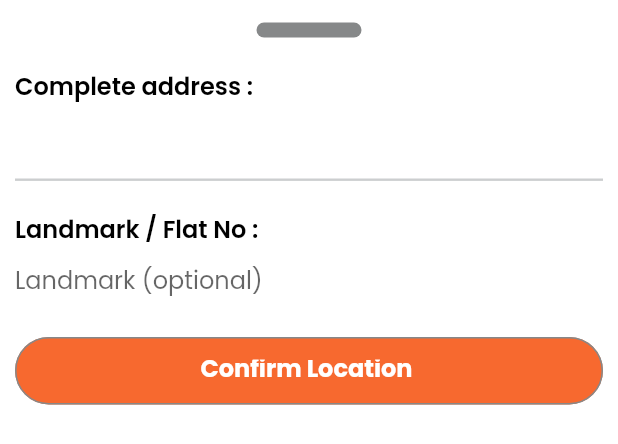
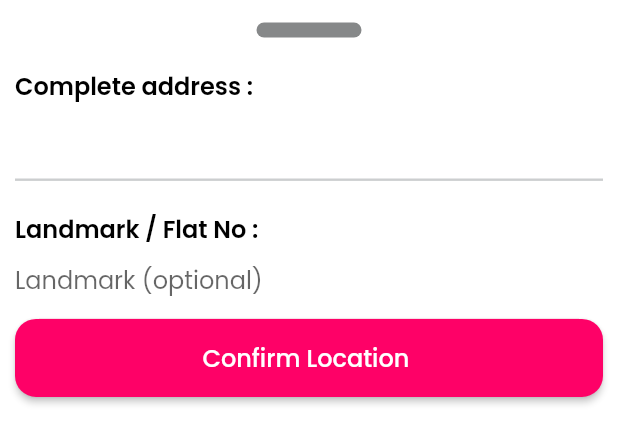
Before and after one commit to rajchristhu/arv, a Flutter app: the AddressSelect widget shown alone on an empty page, opened directly with empty values, on a phone screen of 412 x 824 dp. Shown: the top 444 px of the screen. Run offline on Flutter 3.47's test engine with Material 2 defaults, Android fonts, the phone set to English and light mode, and no system bars; our stand-ins replace animate_do, animated_text_kit, carousel_slider, firebase_auth, firebase_core, flutter_otp_text_field and 11 more; missing offline and left inert: flutter_statusbarcolor_ns, google_api_headers, google_maps_flutter_android, google_maps_flutter_platform_interface, google_maps_webservice; accounts and stored records are empty; project files that could hold a hidden picture were left out.

Commit message:
map screen

```diff
--- a/lib/google_maps_place_picker/address_from_map.dart
+++ b/lib/google_maps_place_picker/address_from_map.dart
@@ -3,6 +3,7 @@ import 'package:arv/utils/app_colors.dart';
 import 'package:arv/views/map/pick_location.dart';
 import 'package:arv/views/order_page/resources.dart';
 import 'package:flutter/material.dart';
+import 'package:google_fonts/google_fonts.dart';
 
 import '../views/widget/custom_buttom.dart';
 
@@ -95,26 +96,67 @@ class _AddressSelectState extends State<AddressSelect> {
                         },
                       ),
                     ),
-                    const SizedBox(height: 20),
+                    const SizedBox(height: 8),
                   ],
                 ),
               ),
               Container(
-                decoration: BoxDecoration(
-                    borderRadius: const BorderRadius.all(
-                      Radius.circular(60),
-                    ),
-                    color: Resources(context).color.colorPrimary),
-                width: MediaQuery.of(context).size.width,
-                height: 45,
-                child: CustomButton(
-                  'Confirm Location ',
-                  () {
+                margin: const EdgeInsets.symmetric(
+                    horizontal: 0, vertical: 0),
+                constraints: const BoxConstraints(maxWidth: 500),
+                child: ElevatedButton(
+                  onPressed: () {
                     SelectedLocation.instance.locationInfo = widget.location;
                     Navigator.maybePop(context);
                   },
+                  style: ButtonStyle(
+                    backgroundColor:
+                    MaterialStateProperty.all(primaryColorLight),
+                    shape: MaterialStateProperty.all<
+                        RoundedRectangleBorder>(
+                      const RoundedRectangleBorder(
+                        borderRadius: BorderRadius.all(
+                          Radius.circular(14),
+                        ),
+                      ),
+                    ),
+                  ),
+                  child: Container(
+                    width: MediaQuery.of(context).size.width,
+                    color: primaryColorLight,
+                    padding: const EdgeInsets.symmetric(
+                        vertical: 14, horizontal: 8),
+                    child: Row(
+                      mainAxisAlignment: MainAxisAlignment.center,
+                      children: [
+                        Text(
+                          'Confirm Location ',
+                          style: GoogleFonts.poppins(
+                              fontSize: 16,
+                              fontWeight: FontWeight.w500),
+                        ),
+                      ],
+                    ),
+                  ),
                 ),
-              ),
+              )
+
+              // Container(
+              //   decoration: BoxDecoration(
+              //       borderRadius: const BorderRadius.all(
+              //         Radius.circular(60),
+              //       ),
+              //       color: Resources(context).color.colorPrimary),
+              //   width: MediaQuery.of(context).size.width,
+              //   height: 45,
+              //   child: CustomButton(
+              //     'Confirm Location ',
+              //     () {
+              //       SelectedLocation.instance.locationInfo = widget.location;
+              //       Navigator.maybePop(context);
+              //     },
+              //   ),
+              // ),
             ],
           ),
         ),
```
